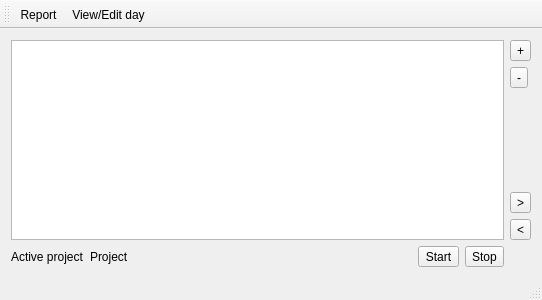
Old version of the form MainWindow.ui in the repository hheld/TimeLogger.
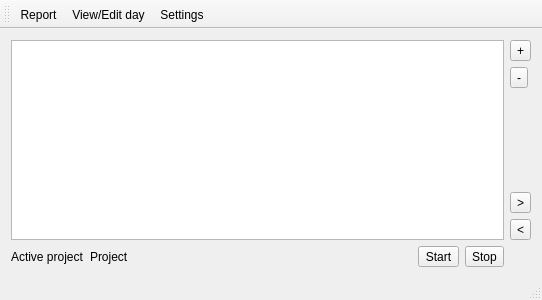
New version of the form. Icons and pictures are not drawn. Custom widgets are drawn as their Qt base class.

Commit message: Added settings dialog. Everything is saved and loaded automatically at the next application's start.

```diff
--- a/MainWindow.ui
+++ b/MainWindow.ui
@@ -144,6 +144,7 @@
    </attribute>
    <addaction name="actionReport"/>
    <addaction name="actionDay_view"/>
+   <addaction name="actionSettings"/>
   </widget>
   <widget class="QStatusBar" name="statusBar"/>
   <action name="actionReport">
@@ -162,6 +163,14 @@
     <string>View worked hours on a particular day</string>
    </property>
   </action>
+  <action name="actionSettings">
+   <property name="text">
+    <string>Settings</string>
+   </property>
+   <property name="toolTip">
+    <string>Configure some general settings</string>
+   </property>
+  </action>
  </widget>
  <layoutdefault spacing="6" margin="11"/>
  <customwidgets>
```
The commit also changes 6 other files.
